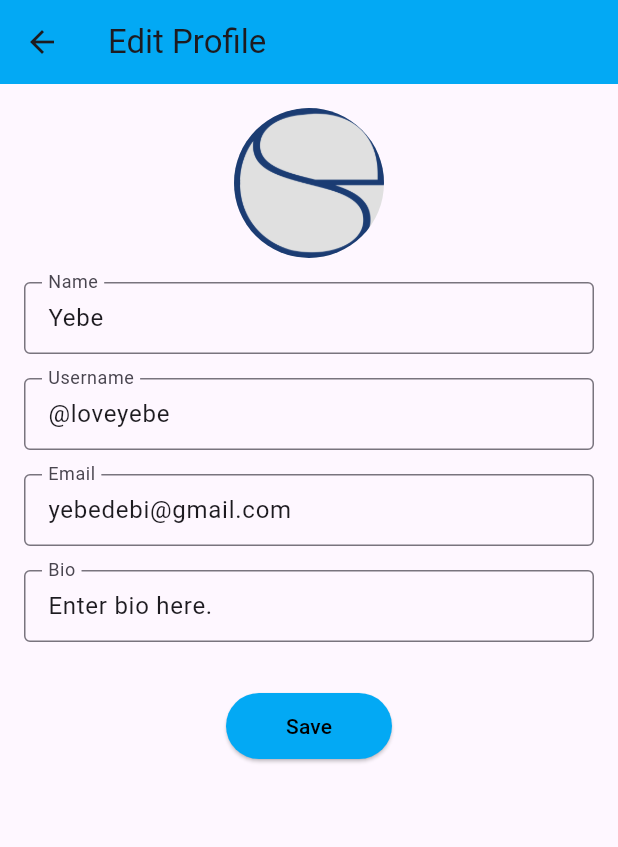
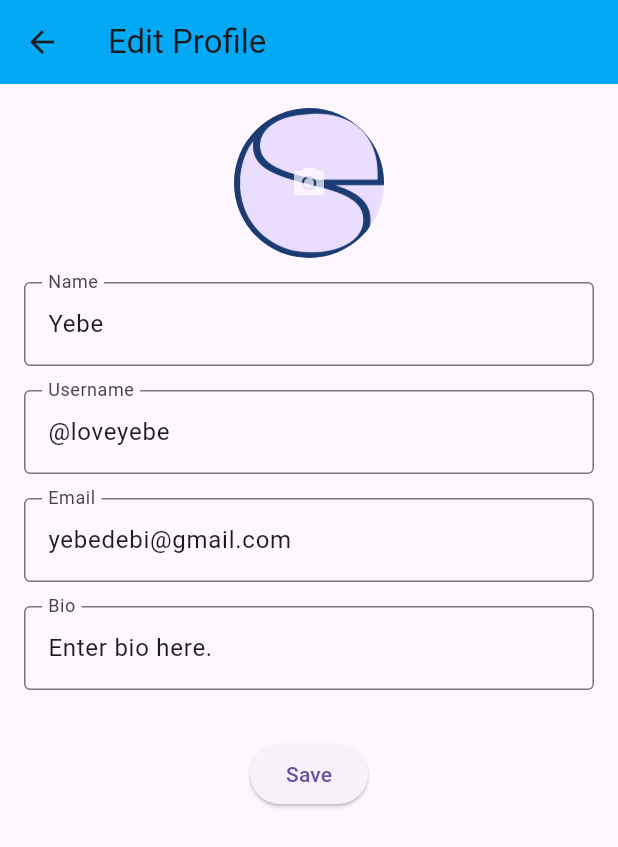
Before and after one commit to pherneaspherb/cc206_emoti_sense, a Flutter app: the ProfilePage screen opened by its route, after a tap on "Edit Profile", on a phone screen of 412 x 824 dp. Shown: the top 847 px of the screen. Run offline on Flutter 3.47's test engine with Material 3 defaults, Android fonts, the light colour scheme and no system bars; our stand-ins replace image_picker.

Commit message:
update profile

```diff
--- a/lib/features/profile_edit.dart
+++ b/lib/features/profile_edit.dart
@@ -1,4 +1,6 @@
+import 'dart:io';
 import 'package:flutter/material.dart';
+import 'package:image_picker/image_picker.dart';
 
 class ProfileEdit extends StatefulWidget {
   const ProfileEdit({super.key});
@@ -10,11 +12,21 @@ class ProfileEdit extends StatefulWidget {
 class _ProfileEditState extends State<ProfileEdit> {
   final GlobalKey<FormState> formKey = GlobalKey<FormState>();
 
-  // Text controllers for editing fields
   final TextEditingController nameController = TextEditingController(text: 'Yebe');
   final TextEditingController usernameController = TextEditingController(text: '@loveyebe');
   final TextEditingController emailController = TextEditingController(text: 'yebedebi@gmail.com');
   final TextEditingController bioController = TextEditingController(text: 'Enter bio here.');
+  File? _profileImage;
+
+  Future<void> _pickImage() async {
+    final picker = ImagePicker();
+    final pickedFile = await picker.pickImage(source: ImageSource.gallery);
+    if (pickedFile != null) {
+      setState(() {
+        _profileImage = File(pickedFile.path);
+      });
+    }
+  }
 
   @override
   Widget build(BuildContext context) {
@@ -28,58 +40,42 @@ class _ProfileEditState extends State<ProfileEdit> {
         child: Form(
           key: formKey,
           child: Column(
-            crossAxisAlignment: CrossAxisAlignment.center,
             children: [
-              // Profile Picture
-              CircleAvatar(
-                radius: 50,
-                backgroundImage: AssetImage('assets/logo.png'),
-                backgroundColor: Colors.grey[300],
+              GestureDetector(
+                onTap: _pickImage,
+                child: CircleAvatar(
+                  radius: 50,
+                  backgroundImage: _profileImage != null
+                      ? FileImage(_profileImage!) as ImageProvider
+                      : AssetImage('assets/logo.png'),
+                  child: Icon(
+                    Icons.camera_alt,
+                    color: Colors.white70,
+                  ),
+                ),
               ),
               const SizedBox(height: 16),
-
               _buildEditable(nameController, 'Name'),
-
               const SizedBox(height: 16),
               _buildEditable(usernameController, 'Username'),
-
               const SizedBox(height: 16),
-              TextFormField(
-                controller: emailController,
-                decoration: InputDecoration(
-                  labelText: 'Email',
-                  border: OutlineInputBorder(),
-                  contentPadding: EdgeInsets.symmetric(vertical: 8.0, horizontal: 12.0),
-                ),
-                validator: (value) {
-                  if (value == null || value.isEmpty) {
-                    return 'Please enter an email';
-                  }
-                  return null;
-                },
-              ),
-
+              _buildEditable(emailController, 'Email'),
               const SizedBox(height: 16),
               _buildEditable(bioController, 'Bio'),
-
               const SizedBox(height: 32),
-
               ElevatedButton(
                 onPressed: () {
                   if (formKey.currentState!.validate()) {
-                    ScaffoldMessenger.of(context).showSnackBar(
-                      const SnackBar(content: Text('Profile saved!')),
-                    );
+                    Navigator.pop(context, {
+                      'name': nameController.text,
+                      'username': usernameController.text,
+                      'email': emailController.text,
+                      'bio': bioController.text,
+                      'profileImage': _profileImage,
+                    });
                   }
                 },
-                child: const Text('Save', style: TextStyle(color: Colors.black)),
-                style: ElevatedButton.styleFrom(
-                  backgroundColor: Colors.lightBlue,
-                  shape: RoundedRectangleBorder(
-                    borderRadius: BorderRadius.circular(30.0),
-                  ),
-                  padding: const EdgeInsets.symmetric(vertical: 12.0, horizontal: 40.0),
-                ),
+                child: const Text('Save'),
               ),
             ],
           ),
@@ -88,15 +84,10 @@ class _ProfileEditState extends State<ProfileEdit> {
     );
   }
 
-  // Method to build editable text fields with validation for empty values
   Widget _buildEditable(TextEditingController controller, String label) {
     return TextFormField(
       controller: controller,
-      decoration: InputDecoration(
-        labelText: label,
-        border: OutlineInputBorder(),
-        contentPadding: EdgeInsets.symmetric(vertical: 8.0, horizontal: 12.0),
-      ),
+      decoration: InputDecoration(labelText: label, border: OutlineInputBorder()),
       validator: (value) {
         if (value == null || value.isEmpty) {
           return 'Please enter $label';
--- a/lib/features/profile_page.dart
+++ b/lib/features/profile_page.dart
@@ -1,5 +1,7 @@
+import 'dart:io';
+
+import 'package:flutter/material.dart';
 import 'package:cc206_emoti_sense/features/journal.dart';
-import 'package:flutter/material.dart';
 
 class ProfilePage extends StatefulWidget {
   const ProfilePage({super.key});
@@ -9,6 +11,13 @@ class ProfilePage extends StatefulWidget {
 }
 
 class _ProfilePageState extends State<ProfilePage> {
+  // State variables for profile data
+  String _name = 'Yebe';
+  String _username = '@loveyebe';
+  String _email = 'yebedebi@gmail.com';
+  String _bio = 'Enter bio here.';
+  File? _profileImage; // Holds the profile image file
+
   @override
   Widget build(BuildContext context) {
     return Scaffold(
@@ -25,15 +34,17 @@ class _ProfilePageState extends State<ProfilePage> {
               // Profile Picture
               CircleAvatar(
                 radius: 50,
-                backgroundImage: AssetImage('assets/logo.png'),
+                backgroundImage: _profileImage != null
+                    ? FileImage(_profileImage!) as ImageProvider
+                    : AssetImage('assets/yebe.png'),
                 backgroundColor: Colors.grey[300],
               ),
               const SizedBox(height: 16),
 
               // Name
-              const Text(
-                'Yebe',
-                style: TextStyle(
+              Text(
+                _name,
+                style: const TextStyle(
                   fontSize: 24,
                   fontWeight: FontWeight.bold,
                 ),
@@ -41,9 +52,9 @@ class _ProfilePageState extends State<ProfilePage> {
               const SizedBox(height: 4),
 
               // Username
-              const Text(
-                '@loveyebe',
-                style: TextStyle(
+              Text(
+                _username,
+                style: const TextStyle(
                   fontSize: 16,
                   color: Colors.grey,
                 ),
@@ -51,9 +62,9 @@ class _ProfilePageState extends State<ProfilePage> {
               const SizedBox(height: 8),
 
               // Email Address
-              const Text(
-                'yebedebi@gmail.com',
-                style: TextStyle(
+              Text(
+                _email,
+                style: const TextStyle(
                   fontSize: 16,
                   color: Colors.grey,
                 ),
@@ -66,9 +77,9 @@ class _ProfilePageState extends State<ProfilePage> {
                 children: [
                   Icon(Icons.format_quote, color: Colors.lightBlue),
                   const SizedBox(width: 8),
-                  const Text(
-                    'Enter bio here.',
-                    style: TextStyle(
+                  Text(
+                    _bio,
+                    style: const TextStyle(
                       fontSize: 16,
                       color: Colors.black87,
                     ),
@@ -80,32 +91,34 @@ class _ProfilePageState extends State<ProfilePage> {
               ),
               const SizedBox(height: 32),
 
-              // Profile Options
-              Row(
-                mainAxisAlignment: MainAxisAlignment.spaceEvenly,
-                children: [
-                  _buildProfileOption(
+              // Buttons
+              _buildButton(
                 Icons.edit,
                 "Edit Profile",
-                    onTap: () {
-                      // Navigate to the Profile Edit page
-                      Navigator.pushNamed(context, '/editprofile');
+                onTap: () async {
+                  // Navigate to ProfileEdit and await the result
+                  final updatedProfile = await Navigator.pushNamed(context, '/editprofile');
+
+                  // Check if data was returned and update the state
+                  if (updatedProfile != null && updatedProfile is Map<String, dynamic>) {
+                    setState(() {
+                      _name = updatedProfile['name'] ?? _name;
+                      _username = updatedProfile['username'] ?? _username;
+                      _email = updatedProfile['email'] ?? _email;
+                      _bio = updatedProfile['bio'] ?? _bio;
+                      _profileImage = updatedProfile['profileImage'];
+                    });
+                  }
                 },
               ),
-                  _buildProfileOption(Icons.favorite, "Favorites"),
-                  _buildProfileOption(
+              _buildButton(Icons.favorite, "Favorites"),
+              _buildButton(
                 Icons.logout,
                 "Log Out",
                 onTap: () {
-                      // Navigate to the Welcome Screen
                   Navigator.pushNamed(context, '/');
                 },
               ),
-                ],
-              ),
-              const SizedBox(height: 32),
-
-              // Additional Buttons with Icons
               _buildButton(
                 Icons.book,
                 "My Journal",
@@ -116,7 +129,6 @@ class _ProfilePageState extends State<ProfilePage> {
                   );
                 },
               ),
-              _buildButton(Icons.music_note, "Liked Songs"),
             ],
           ),
         ),
@@ -124,24 +136,7 @@ class _ProfilePageState extends State<ProfilePage> {
     );
   }
 
-  // Method for profile options in a row
-  Widget _buildProfileOption(IconData icon, String label, {VoidCallback? onTap}) {
-    return GestureDetector(
-      onTap: onTap,
-      child: Column(
-        children: [
-          Icon(icon, size: 30, color: Colors.lightBlue),
-          const SizedBox(height: 8),
-          Text(
-            label,
-            style: const TextStyle(fontSize: 14, color: Colors.black87),
-          ),
-        ],
-      ),
-    );
-  }
-
-  // Method for buttons with icons beside text
+  // Method for buttons
   Widget _buildButton(IconData icon, String label, {VoidCallback? onTap}) {
     return GestureDetector(
       onTap: onTap,
--- a/pubspec.yaml
+++ b/pubspec.yaml
@@ -14,6 +14,7 @@ dependencies:
   audioplayers: ^6.1.0
   url_launcher: ^6.1.10
   cupertino_icons: ^1.0.8
+  image_picker: ^0.8.7+4
 
 dev_dependencies:
   flutter_test:
```
Also changed, not shown: assets/yebe.png (added), pubspec.lock, 5 other files. Lines whose indentation alone changed are shown as unchanged.
